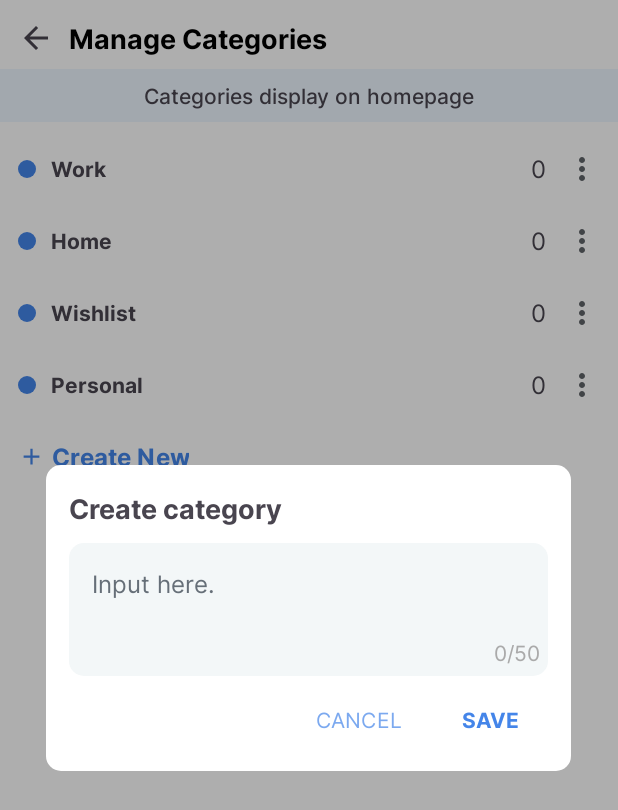
After one commit to lamlqdev/ToDoList, an Android app: the fragment AddCategoryDialogFragment placed in its activity, on a phone screen of 412 x 824 dp. The commit adds this screen. Shown: the top 810 px of the screen. Run offline under Robolectric (Android 15) with nearby library versions, the phone set to English and light mode, and no system bars.

Commit message:
implement add category function

```diff
--- a/app/src/main/java/com/example/todolist/activity/UpdateTaskActivity.java
+++ b/app/src/main/java/com/example/todolist/activity/UpdateTaskActivity.java
@@ -25,7 +25,7 @@
 import com.example.todolist.R;
 import com.example.todolist.adapter.SubtaskAdapter;
 import com.example.todolist.databinding.ActivityUpdateTaskBinding;
-import com.example.todolist.fragment.DateDialogFragment;
+import com.example.todolist.fragment.DatePickerDialogFragment;
 import com.example.todolist.model.Category;
 import com.example.todolist.model.Note;
 import com.example.todolist.model.Subtask;
@@ -39,7 +39,7 @@
 import java.time.LocalTime;
 import java.util.List;
 
-public class UpdateTaskActivity extends AppCompatActivity implements DateDialogFragment.OnDateSelectedListener {
+public class UpdateTaskActivity extends AppCompatActivity implements DatePickerDialogFragment.OnDateSelectedListener {
     public static final int RESULT_OK = 1;
     private ActivityUpdateTaskBinding binding;
     private CategoryDAOImpl categoryDAOImpl;
@@ -165,7 +165,7 @@
         binding.dueDateContainer.setOnClickListener(new View.OnClickListener() {
             @Override
             public void onClick(View view) {
-                DateDialogFragment datePicker = DateDialogFragment.newInstance();
+                DatePickerDialogFragment datePicker = DatePickerDialogFragment.newInstance();
                 datePicker.setOnDateSelectedListener(UpdateTaskActivity.this);
                 datePicker.show(getSupportFragmentManager(), "datePicker");
             }
--- /dev/null
+++ b/app/src/main/java/com/example/todolist/fragment/AddCategoryDialogFragment.java
@@ -0,0 +1,127 @@
+package com.example.todolist.fragment;
+
+import android.app.Dialog;
+import android.graphics.Color;
+import android.graphics.drawable.ColorDrawable;
+import android.os.Bundle;
+
+import androidx.annotation.NonNull;
+import androidx.annotation.Nullable;
+import androidx.fragment.app.DialogFragment;
+import androidx.fragment.app.Fragment;
+
+import android.text.Editable;
+import android.text.TextWatcher;
+import android.view.LayoutInflater;
+import android.view.View;
+import android.view.ViewGroup;
+import android.widget.Toast;
+
+import com.example.todolist.R;
+import com.example.todolist.databinding.FragmentAddCategoryDialogBinding;
+
+public class AddCategoryDialogFragment extends DialogFragment {
+
+    private FragmentAddCategoryDialogBinding binding;
+    private OnCategoryAddedListener onCategoryAddedListener;
+
+    public interface OnCategoryAddedListener {
+        void onCategoryAdded(String categoryName);
+    }
+
+    public static AddCategoryDialogFragment newInstance() {
+        return new AddCategoryDialogFragment();
+    }
+
+    @Nullable
+    @Override
+    public View onCreateView(@NonNull LayoutInflater inflater, @Nullable ViewGroup container, @Nullable Bundle savedInstanceState) {
+        binding = FragmentAddCategoryDialogBinding.inflate(inflater, container, false);
+        return binding.getRoot();
+    }
+
+    @Override
+    public void onViewCreated(@NonNull View view, @Nullable Bundle savedInstanceState) {
+        super.onViewCreated(view, savedInstanceState);
+
+        binding.editTextCategoryName.requestFocus();
+
+        binding.editTextCategoryName.addTextChangedListener(new TextWatcher() {
+            @Override
+            public void beforeTextChanged(CharSequence s, int start, int count, int after) {
+
+            }
+
+            @Override
+            public void onTextChanged(CharSequence s, int start, int before, int count) {
+                int length = s.length();
+                binding.charCountTextView.setText(length + "/50");
+
+                if (length == 50) {
+                    binding.charCountTextView.setTextColor(Color.RED);
+                    binding.errorTextView.setVisibility(View.VISIBLE);
+                } else {
+                    binding.charCountTextView.setTextColor(Color.BLACK);
+                    binding.errorTextView.setVisibility(View.GONE);
+                }
+            }
+
+            @Override
+            public void afterTextChanged(Editable s) {
+
+            }
+        });
+
+        binding.buttonCancel.setOnClickListener(new View.OnClickListener() {
+            @Override
+            public void onClick(View v) {
+                dismiss();
+            }
+        });
+
+        binding.buttonDone.setOnClickListener(new View.OnClickListener() {
+            @Override
+            public void onClick(View v) {
+                String categoryName = binding.editTextCategoryName.getText().toString();
+                if (!categoryName.isEmpty()) {
+                    if (categoryName.equalsIgnoreCase("All")) {
+                        Toast.makeText(requireContext(), "Category can not be named 'All'", Toast.LENGTH_SHORT).show();
+                        binding.editTextCategoryName.setText("");
+                        binding.editTextCategoryName.requestFocus();
+                        return;
+                    }
+                    if (onCategoryAddedListener != null) {
+                        onCategoryAddedListener.onCategoryAdded(categoryName);
+                    }
+                    dismiss();
+                } else {
+                    Toast.makeText(requireContext(), "Please enter a category name", Toast.LENGTH_SHORT).show();
+                    binding.editTextCategoryName.requestFocus();
+                }
+            }
+        });
+
+    }
+
+    @Override
+    public void onStart() {
+        super.onStart();
+        Dialog dialog = getDialog();
+        if (dialog != null) {
+            int widthInPixels = getResources().getDimensionPixelSize(R.dimen.dialog_width);
+            int heightInPixels = ViewGroup.LayoutParams.WRAP_CONTENT;
+            dialog.getWindow().setLayout(widthInPixels, heightInPixels);
+            dialog.getWindow().setBackgroundDrawable(new ColorDrawable(Color.TRANSPARENT));
+        }
+    }
+
+    @Override
+    public void onDestroyView() {
+        super.onDestroyView();
+        binding = null;
+    }
+
+    public void setOnCategoryAddedListener(OnCategoryAddedListener listener) {
+        this.onCategoryAddedListener = listener;
+    }
+}
--- a/app/src/main/java/com/example/todolist/fragment/BottomSheetAddTaskFragment.java
+++ b/app/src/main/java/com/example/todolist/fragment/BottomSheetAddTaskFragment.java
@@ -42,7 +42,7 @@
 import java.util.ArrayList;
 import java.util.List;
 
-public class BottomSheetAddTaskFragment extends BottomSheetDialogFragment implements DateDialogFragment.OnDateSelectedListener{
+public class BottomSheetAddTaskFragment extends BottomSheetDialogFragment implements DatePickerDialogFragment.OnDateSelectedListener{
     private FragmentBottomSheetAddTaskBinding binding;
     private CategoryDAOImpl categoryDAOImpl;
     private SubtaskDAOImpl subtaskDAOImpl;
@@ -166,7 +166,7 @@
         binding.calendarButton.setOnClickListener(new View.OnClickListener() {
             @Override
             public void onClick(View v) {
-                DateDialogFragment datePicker = DateDialogFragment.newInstance();
+                DatePickerDialogFragment datePicker = DatePickerDialogFragment.newInstance();
                 datePicker.setOnDateSelectedListener(BottomSheetAddTaskFragment.this);
                 datePicker.show(getParentFragmentManager(), "datePicker");
             }
--- a/app/src/main/java/com/example/todolist/fragment/DateDialogFragment.java
+++ b/app/src/main/java/com/example/todolist/fragment/DatePickerDialogFragment.java
@@ -38,7 +38,7 @@
 
 import kotlin.Unit;
 
-public class DateDialogFragment extends DialogFragment {
+public class DatePickerDialogFragment extends DialogFragment {
     private FragmentDialogDateBinding binding;
     private CalendarView calendarView;
     private LocalDate selectedDate = null;
@@ -49,8 +49,8 @@
         void onDateSelected(LocalDate date);
     }
 
-    public static DateDialogFragment newInstance() {
-        return new DateDialogFragment();
+    public static DatePickerDialogFragment newInstance() {
+        return new DatePickerDialogFragment();
     }
 
     @Nullable
--- /dev/null
+++ b/app/src/main/res/layout/fragment_add_category_dialog.xml
@@ -0,0 +1,97 @@
+<?xml version="1.0" encoding="utf-8"?>
+<LinearLayout xmlns:android="http://schemas.android.com/apk/res/android"
+    xmlns:tools="http://schemas.android.com/tools"
+    android:layout_width="match_parent"
+    android:layout_height="wrap_content"
+    android:orientation="vertical"
+    android:background="@drawable/background_white_radius_10dp"
+    tools:context=".fragment.AddCategoryDialogFragment">
+
+    <TextView
+        android:layout_width="wrap_content"
+        android:layout_height="wrap_content"
+        android:fontFamily="@font/inter_bold"
+        android:layout_marginStart="15dp"
+        android:layout_marginTop="15dp"
+        android:layout_marginBottom="10dp"
+        android:text="@string/create_category"
+        android:textSize="18sp" />
+
+    <FrameLayout
+        android:layout_width="match_parent"
+        android:layout_height="wrap_content"
+        android:layout_marginStart="15dp"
+        android:layout_marginEnd="15dp">
+
+        <EditText
+            android:id="@+id/editTextCategoryName"
+            android:layout_width="match_parent"
+            android:layout_height="wrap_content"
+            android:background="@drawable/background_white_radius_10dp"
+            android:backgroundTint="@color/task_title_bg"
+            android:focusable="true"
+            android:fontFamily="@font/inter_regular"
+            android:hint="@string/input_here"
+            android:paddingStart="15dp"
+            android:paddingEnd="15dp"
+            android:paddingTop="15dp"
+            android:paddingBottom="50dp"
+            android:textColor="@color/black"
+            android:textColorHint="@color/grey_text"
+            android:textSize="16sp"
+            android:maxLength="50"/>
+
+        <TextView
+            android:id="@+id/charCountTextView"
+            android:layout_width="wrap_content"
+            android:layout_height="wrap_content"
+            android:layout_gravity="end|bottom"
+            android:layout_marginBottom="5dp"
+            android:layout_marginEnd="5dp"
+            android:text="0/50"
+            android:textColor="@android:color/darker_gray"
+            android:textSize="14sp"
+            android:fontFamily="@font/inter_regular"/>
+    </FrameLayout>
+
+    <TextView
+        android:id="@+id/errorTextView"
+        android:layout_width="wrap_content"
+        android:layout_height="wrap_content"
+        android:layout_marginStart="15dp"
+        android:layout_marginTop="5dp"
+        android:textSize="12sp"
+        android:textColor="@color/red"
+        android:fontFamily="@font/inter_regular"
+        android:text="@string/category_name_has_exceeded_the_word_limit"
+        android:visibility="gone"/>
+
+    <LinearLayout
+        android:layout_width="match_parent"
+        android:layout_height="wrap_content"
+        android:layout_marginTop="5dp"
+        android:layout_marginEnd="10dp"
+        android:layout_marginBottom="10dp"
+        android:gravity="end"
+        android:orientation="horizontal">
+
+        <Button
+            style="@style/Widget.Material3.Button.TextButton"
+            android:id="@+id/buttonCancel"
+            android:layout_width="wrap_content"
+            android:layout_height="wrap_content"
+            android:alpha="0.7"
+            android:text="@string/cancel"
+            android:fontFamily="@font/inter_regular"
+            android:textAllCaps="true"/>
+
+        <Button
+            style="@style/Widget.Material3.Button.TextButton"
+            android:id="@+id/buttonDone"
+            android:layout_width="wrap_content"
+            android:layout_height="wrap_content"
+            android:text="@string/save"
+            android:fontFamily="@font/inter_bold"
+            android:textAllCaps="true"/>
+    </LinearLayout>
+</LinearLayout>
--- a/app/src/main/res/values/strings.xml
+++ b/app/src/main/res/values/strings.xml
@@ -67,4 +67,8 @@
     <string name="categories_display_on_homepage">Categories display on homepage</string>
     <string name="create_new">Create New</string>
     <string name="hide">Hide</string>
+    <string name="create_category">Create category</string>
+    <string name="input_here">Input here.</string>
+    <string name="category_name_has_exceeded_the_word_limit">Category name has exceeded the word limit</string>
+    <string name="save">SAVE</string>
 </resources>
```
Also changed, not shown: app/src/main/java/com/example/todolist/activity/AddOrEditCategoryActivity.java (+39 -2 lines), app/src/main/res/layout/fragment_bottom_sheet_add_task.xml (+7 -7 lines), app/src/main/res/layout/fragment_task.xml (+6 -13 lines).
